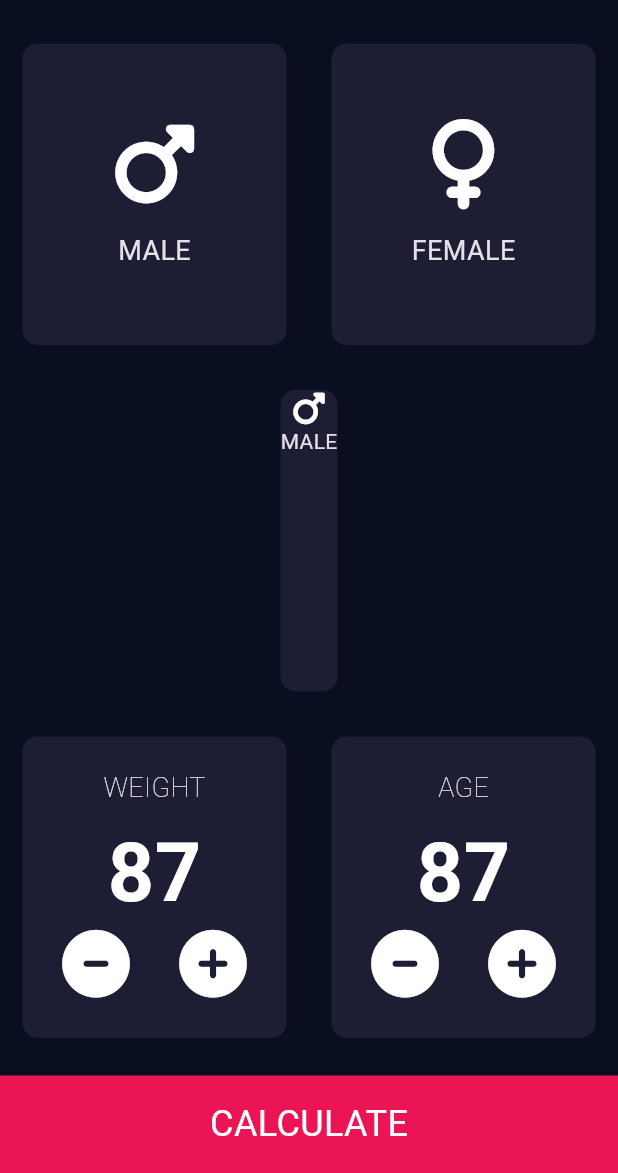
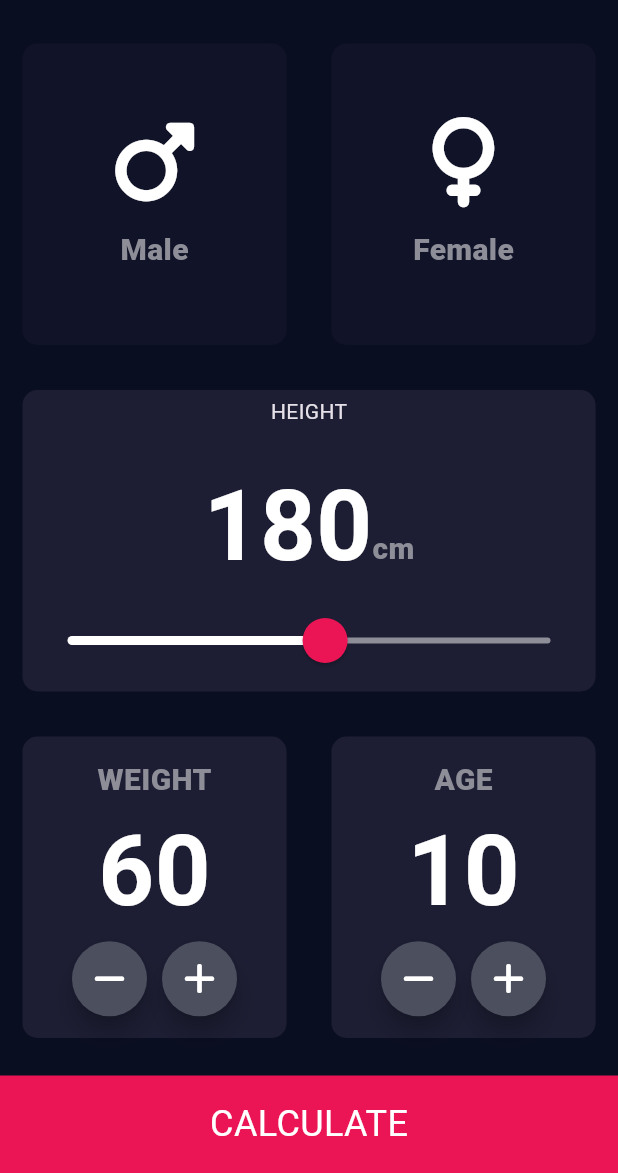
Before and after one commit to adiiwinarnoo/bmi_calculator, a Flutter app: the screen it shows after launch, on a phone screen of 412 x 824 dp, the part 63-1236 px from its top. Run offline on Flutter 3.47's test engine with Material 3 defaults, Android fonts, the phone set to English and light mode, and no system bars; our stand-ins replace font_awesome_flutter.

Commit message:
implement slider, implement navigator

```diff
--- /dev/null
+++ b/lib/constant.dart
@@ -0,0 +1,16 @@
+import 'package:flutter/material.dart';
+
+const kButtonContainerHeight = 65.0;
+const kColourCard = Color(0xFF1D1E33);
+const kInActiveCardColour = Color(0xFF111328);
+const kBottomContainer = Color(0xFFEB1555);
+int kHeightSlider = 180;
+const kMinSlider = 100.0;
+const kMaxSlider = 250.0;
+const kActiveColourSlider = Color(0xFFEB1555);
+const kInActiveColourSlider = Color(0xFF8D8E98);
+int kWeight = 60;
+int kAge = 10;
+
+const kTitleStyle = TextStyle(fontSize: 65, fontWeight: FontWeight.bold, color: Colors.white);
+const kLabelTextStyle = TextStyle(fontSize: 20, fontWeight: FontWeight.w900, color: Color(0xFF8D8E98));
--- a/lib/icon-card.dart
+++ b/lib/icon-card.dart
@@ -1,4 +1,5 @@
 import 'package:flutter/material.dart';
+import 'constant.dart';
 
 class CardIcon extends StatelessWidget {
   CardIcon({required this.iconCard,required this.titleText});
@@ -17,7 +18,7 @@ class CardIcon extends StatelessWidget {
         SizedBox(height: boxSize),
         Text(
           titleText,
-          style: TextStyle(fontSize: fontSize),
+          style: kLabelTextStyle,
         ),
       ],
     );
@@ -40,10 +41,10 @@ class BottomCardIcon extends StatelessWidget {
       children: [
         Text(
           titleText,
-          style: TextStyle(fontSize: fontSize,fontWeight: FontWeight.w100),
+          style: kLabelTextStyle,
         ),
         SizedBox(height: boxSize),
-        Text('87',style: TextStyle(fontSize: 54.0,color: Colors.white, fontWeight: FontWeight.bold),),
+        Text('87',style: kTitleStyle,),
         Padding(
           padding: const EdgeInsets.only(right: 10.0,left: 10.0),
           child: Row(
--- a/lib/input_page.dart
+++ b/lib/input_page.dart
@@ -1,10 +1,15 @@
+import 'package:bmi/result_page.dart';
 import 'package:flutter/material.dart';
 import 'icon-card.dart';
 import 'package:font_awesome_flutter/font_awesome_flutter.dart';
+import 'reusable-card.dart';
+import 'constant.dart';
+import 'rounded_button.dart';
 
-const buttonContainerHeight = 65.0;
-const colourCard = Color(0xFF1D1E33);
-const bottomContainer = Color(0xFFEB1555);
+enum Gender {
+  male,
+  female,
+}
 
 class InputPage extends StatefulWidget {
   const InputPage({super.key});
@@ -14,6 +19,8 @@ class InputPage extends StatefulWidget {
 }
 
 class _InputPageState extends State<InputPage> {
+  Gender? calledGender;
+
   @override
   Widget build(BuildContext context) {
     return Scaffold(
@@ -27,38 +34,92 @@ class _InputPageState extends State<InputPage> {
         backgroundColor: Theme.of(context).primaryColor,
       ),
       body: Column(
+        crossAxisAlignment: CrossAxisAlignment.stretch,
         children: [
           Expanded(
             child: Row(
               children: [
                 Expanded(
                   child: ReusableCard(
-                      colour: colourCard,
+                      onPress: () => setState(
+                            () {
+                              calledGender = Gender.male;
+                            },
+                          ),
+                      colour: calledGender == Gender.male
+                          ? kColourCard
+                          : kInActiveCardColour,
                       cardChild: CardIcon(
                           iconCard: const Icon(
                             FontAwesomeIcons.mars,
                             size: 60.0,
                           ),
-                          titleText: 'MALE')),
+                          titleText: 'Male')),
                 ),
                 Expanded(
                   child: ReusableCard(
-                      colour: colourCard,
+                      onPress: () => setState(
+                            () {
+                              calledGender = Gender.female;
+                            },
+                          ),
+                      colour: calledGender == Gender.female
+                          ? kColourCard
+                          : kInActiveCardColour,
                       cardChild: CardIcon(
                           iconCard: const Icon(
                             FontAwesomeIcons.venus,
                             size: 60.0,
                           ),
-                          titleText: 'FEMALE')),
+                          titleText: 'Female')),
                 ),
               ],
             ),
           ),
           Expanded(
             child: ReusableCard(
-              colour: colourCard,
+              onPress: () => print('hello range slider'),
+              colour: kColourCard,
               cardChild: Column(
-                children: [Icon(FontAwesomeIcons.mars), Text('MALE')],
+                mainAxisAlignment: MainAxisAlignment.center,
+                children: [
+                  Text('HEIGHT'),
+                  SizedBox(
+                    height: 20,
+                  ),
+                  Row(
+                    mainAxisAlignment: MainAxisAlignment.center,
+                    crossAxisAlignment: CrossAxisAlignment.baseline,
+                    textBaseline: TextBaseline.alphabetic,
+                    children: [
+                      Text(kHeightSlider.toString(), style: kTitleStyle),
+                      Text('cm', style: kLabelTextStyle),
+                    ],
+                  ),
+                  SliderTheme(
+                    data: SliderTheme.of(context).copyWith(
+                      inactiveTrackColor: Colors.black,
+                      activeTrackColor: Colors.white,
+                      thumbColor: Color(0xFFEB1555),
+                      overlayColor: Color(0x29EB1555),
+                      thumbShape: RoundSliderThumbShape(enabledThumbRadius: 15.0),
+                      overlayShape: RoundSliderOverlayShape(overlayRadius: 30.0)
+                    ),
+                    child: Slider(
+                      value: kHeightSlider.toDouble(),
+                      min: kMinSlider,
+                      max: kMaxSlider,
+                      inactiveColor: kInActiveColourSlider,
+                      onChanged: (value) {
+                        setState(
+                          () {
+                            kHeightSlider = value.round();
+                          },
+                        );
+                      },
+                    ),
+                  ),
+                ],
               ),
             ),
           ),
@@ -67,29 +128,97 @@ class _InputPageState extends State<InputPage> {
               children: [
                 Expanded(
                   child: ReusableCard(
-                    colour: colourCard,
-                    cardChild: const BottomCardIcon(
-                        iconCard: Icon(FontAwesomeIcons.circleMinus, size: 45.0,),
-                        iconCardTwo: Icon(FontAwesomeIcons.circlePlus,size: 45.0),
-                        titleText: 'WEIGHT'),
+                    onPress: () => print('hello weight'),
+                    colour: kColourCard,
+                    cardChild: Column(
+                      mainAxisAlignment: MainAxisAlignment.center,
+                      children: [
+                        Text(
+                          'WEIGHT',
+                          style: kLabelTextStyle,
+                        ),
+                        Text(
+                          kWeight.toString(),
+                          style: kTitleStyle,
+                        ),
+                        Row(
+                          mainAxisAlignment: MainAxisAlignment.center,
+                          children: [
+                            RoundedIconButton(
+                              onPress: () => setState(
+                                () {
+                                  kWeight--;
+                                },
+                              ),
+                              icon: Icon(FontAwesomeIcons.minus),
+                            ),
+                            SizedBox(width: 10),
+                            RoundedIconButton(
+                              onPress: () => setState(
+                                () {
+                                  kWeight++;
+                                },
+                              ),
+                              icon: Icon(FontAwesomeIcons.add),
+                            ),
+                          ],
+                        )
+                      ],
+                    ),
                   ),
                 ),
                 Expanded(
                   child: ReusableCard(
-                    colour: colourCard,
-                    cardChild: const BottomCardIcon(
-                        iconCard: Icon(FontAwesomeIcons.circleMinus, size: 45.0,),
-                        iconCardTwo: Icon(FontAwesomeIcons.circlePlus,size: 45.0),
-                        titleText: 'AGE'),
+                    onPress: () => print('hello age'),
+                    colour: kColourCard,
+                    cardChild: Column(
+                      mainAxisAlignment: MainAxisAlignment.center,
+                      children: [
+                        Text(
+                          'AGE',
+                          style: kLabelTextStyle,
+                        ),
+                        Text(
+                          kAge.toString(),
+                          style: kTitleStyle,
+                        ),
+                        Row(
+                          mainAxisAlignment: MainAxisAlignment.center,
+                          children: [
+                            RoundedIconButton(
+                              icon: Icon(FontAwesomeIcons.minus),
+                              onPress: () => setState(
+                                () {
+                                  kAge--;
+                                },
+                              ),
+                            ),
+                            SizedBox(
+                              width: 10,
+                            ),
+                            RoundedIconButton(
+                              icon: Icon(FontAwesomeIcons.add),
+                              onPress: () => setState(
+                                () {
+                                  kAge++;
+                                },
+                              ),
+                            ),
+                          ],
+                        )
+                      ],
+                    ),
                   ),
                 ),
               ],
             ),
           ),
-          Container(
-            color: bottomContainer,
+          GestureDetector(
+            onTap: () => Navigator.push(context, MaterialPageRoute(builder: (context) => const ResultPage(),)),
+            child: Container(
+              color: kBottomContainer,
               margin: EdgeInsets.only(top: 10.0),
-            height: buttonContainerHeight,
+              height: kButtonContainerHeight,
               width: double.infinity,
               child: Center(
                 child: Text(
@@ -101,27 +230,9 @@ class _InputPageState extends State<InputPage> {
                 ),
               ),
             ),
+          ),
         ],
       ),
     );
   }
 }
-
-class ReusableCard extends StatelessWidget {
-  ReusableCard({required this.colour, required this.cardChild});
-
-  final Color colour;
-  final Widget cardChild;
-
-  @override
-  Widget build(BuildContext context) {
-    return Container(
-      child: cardChild,
-      margin: EdgeInsets.all(15),
-      decoration: BoxDecoration(
-        color: colour,
-        borderRadius: BorderRadius.circular(10),
-      ),
-    );
-  }
-}
--- /dev/null
+++ b/lib/result_page.dart
@@ -0,0 +1,17 @@
+import 'package:flutter/material.dart';
+
+class ResultPage extends StatelessWidget {
+  const ResultPage({super.key});
+
+  @override
+  Widget build(BuildContext context) {
+    return Scaffold(
+      appBar: AppBar(
+        title: Text(
+          'BMI CALCULATOR'
+        ),
+      ),
+      body: Text('hello'),
+    );
+  }
+}
--- /dev/null
+++ b/lib/reusable-card.dart
@@ -0,0 +1,24 @@
+import 'package:flutter/material.dart';
+
+class ReusableCard extends StatelessWidget {
+  ReusableCard({required this.colour, required this.cardChild, required this.onPress});
+
+  final Color colour;
+  final Widget cardChild;
+  final VoidCallback onPress;
+
+  @override
+  Widget build(BuildContext context) {
+    return GestureDetector(
+      onTap: onPress,
+      child: Container(
+        child: cardChild,
+        margin: EdgeInsets.all(15),
+        decoration: BoxDecoration(
+          color: colour,
+          borderRadius: BorderRadius.circular(10),
+        ),
+      ),
+    );
+  }
+}
--- /dev/null
+++ b/lib/rounded_button.dart
@@ -0,0 +1,23 @@
+import 'package:flutter/material.dart';
+
+class RoundedIconButton extends StatelessWidget {
+   RoundedIconButton({super.key,required this.icon, required this.onPress});
+
+   final Icon icon;
+   final VoidCallback onPress;
+
+  @override
+  Widget build(BuildContext context) {
+    return RawMaterialButton(
+      child: icon,
+      onPressed: onPress,
+      elevation: 6.0,
+      constraints: BoxConstraints.tightFor(
+        width: 50.0,
+        height: 50.0
+      ),
+      shape: CircleBorder(),
+      fillColor: Color(0xFF4C4F5E),
+    );
+  }
+}
--- a/pubspec.yaml
+++ b/pubspec.yaml
@@ -4,7 +4,7 @@ publish_to: 'none'
 version: 0.1.0
 
 environment:
-  sdk: '>=3.2.1 <4.0.0'
+  sdk: '>=3.1.3 <4.0.0'
 
 dependencies:
   flutter:
```
Also changed, not shown: pubspec.lock, 1 other file. Lines whose indentation alone changed are shown as unchanged.
